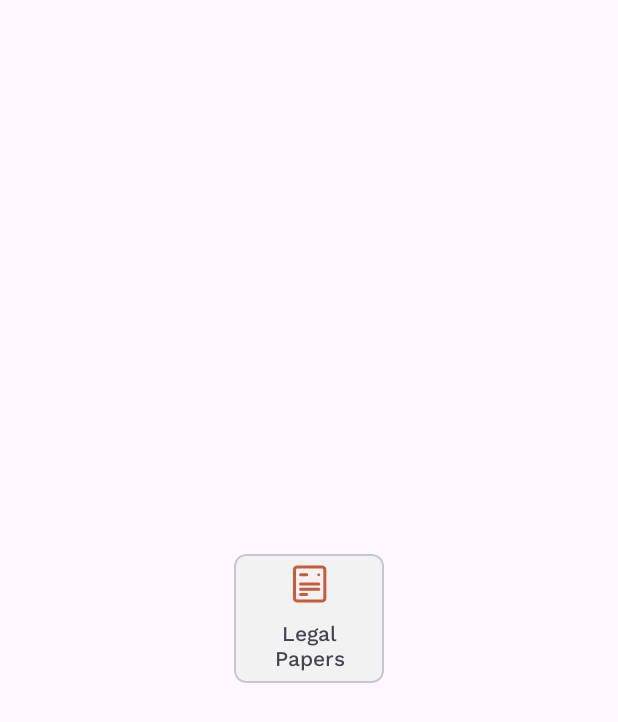
After one commit to 1405yuga/UI-Respository, an Android app: the layout card_service_item.xml on its own in the app's theme, with its tools: preview values and no code run, on a phone screen of 412 x 824 dp. The commit adds this screen. Shown: the top 722 px of the screen. Run offline under Robolectric (Android 15) with nearby library versions, the phone set to English and light mode, and no system bars.

Commit message:
created card for services item

```diff
--- /dev/null
+++ b/HomeHiveClone/app/src/main/res/drawable/quill_paper.xml
@@ -0,0 +1,18 @@
+<vector xmlns:android="http://schemas.android.com/apk/res/android"
+    android:width="33dp"
+    android:height="28dp"
+    android:viewportWidth="33"
+    android:viewportHeight="28">
+  <path
+      android:pathData="M10.956,7.875H14.956M10.956,14H22.956M10.956,17.5H22.956M10.956,21H14.956M8.956,25.375H24.956C25.486,25.375 25.995,25.191 26.37,24.862C26.745,24.534 26.956,24.089 26.956,23.625V4.375C26.956,3.911 26.745,3.466 26.37,3.138C25.995,2.809 25.486,2.625 24.956,2.625H8.956C8.425,2.625 7.916,2.809 7.541,3.138C7.166,3.466 6.956,3.911 6.956,4.375V23.625C6.956,24.089 7.166,24.534 7.541,24.862C7.916,25.191 8.425,25.375 8.956,25.375Z"
+      android:strokeLineJoin="round"
+      android:strokeWidth="2"
+      android:fillColor="#00000000"
+      android:strokeColor="#C65C3B"
+      android:strokeLineCap="round"/>
+  <path
+      android:strokeWidth="1"
+      android:pathData="M22.956,8.313C23.232,8.313 23.456,8.117 23.456,7.875C23.456,7.633 23.232,7.438 22.956,7.438C22.679,7.438 22.456,7.633 22.456,7.875C22.456,8.117 22.679,8.313 22.956,8.313Z"
+      android:fillColor="#000000"
+      android:strokeColor="#C65C3B"/>
+</vector>
--- /dev/null
+++ b/HomeHiveClone/app/src/main/res/layout/card_service_item.xml
@@ -0,0 +1,39 @@
+<?xml version="1.0" encoding="utf-8"?>
+<androidx.constraintlayout.widget.ConstraintLayout xmlns:android="http://schemas.android.com/apk/res/android"
+    xmlns:app="http://schemas.android.com/apk/res-auto"
+    android:layout_width="match_parent"
+    android:layout_height="match_parent">
+
+    <com.google.android.material.card.MaterialCardView
+        android:layout_width="wrap_content"
+        android:layout_height="wrap_content"
+        app:layout_constraintBottom_toBottomOf="parent"
+        app:layout_constraintEnd_toEndOf="parent"
+        app:layout_constraintStart_toStartOf="parent"
+        app:layout_constraintTop_toTopOf="parent"
+        android:backgroundTint="@color/service_card_bg"
+        app:cardCornerRadius="@dimen/search_card_radius">
+        <LinearLayout
+            android:layout_width="100dp"
+            android:layout_height="wrap_content"
+            android:orientation="vertical"
+            android:gravity="center|center_horizontal"
+            android:padding="6dp">
+            <ImageView
+                android:layout_width="wrap_content"
+                android:layout_height="wrap_content"
+                android:src="@drawable/quill_paper"/>
+            <TextView
+                android:layout_width="wrap_content"
+                android:layout_height="wrap_content"
+                android:gravity="center_horizontal|center"
+                android:textSize="@dimen/service_name_text"
+                android:text="Legal\nPapers"
+                android:fontFamily="@font/work_sans_medium"
+                android:layout_marginTop="@dimen/service_name_margin_top"
+                />
+
+        </LinearLayout>
+
+    </com.google.android.material.card.MaterialCardView>
+</androidx.constraintlayout.widget.ConstraintLayout>
--- a/HomeHiveClone/app/src/main/res/layout/fragment_home.xml
+++ b/HomeHiveClone/app/src/main/res/layout/fragment_home.xml
@@ -483,10 +483,7 @@
                 android:layout_height="wrap_content"
                 android:layout_marginVertical="12dp" />
 
-            <androidx.recyclerview.widget.RecyclerView
-                android:id="@+id/recyclerViewServices"
-                android:layout_width="wrap_content"
-                android:layout_height="wrap_content" />
+            <!-- todo : display services grid -->
 
             <com.google.android.material.card.MaterialCardView
                 android:layout_width="match_parent"
--- a/HomeHiveClone/app/src/main/res/values/colors.xml
+++ b/HomeHiveClone/app/src/main/res/values/colors.xml
@@ -16,6 +16,8 @@
     <color name="testinomial_card_bg">#F5F5F5</color>
     <color name="testinomial_numbering_bg">#E9A847</color>
 
+    <color name="service_card_bg">#F2F2F2</color>
+
     <color name="must_read_bg">#00B787</color>
 
 </resources>
--- a/HomeHiveClone/app/src/main/res/values/dimen.xml
+++ b/HomeHiveClone/app/src/main/res/values/dimen.xml
@@ -20,4 +20,7 @@
 
     <dimen name="testinomial_card_radius">8dp</dimen>
     <dimen name="testinomial_numbering_margin">4dp</dimen>
+
+    <dimen name="service_name_text">14sp</dimen>
+    <dimen name="service_name_margin_top">8dp</dimen>
 </resources>
```
Also changed, not shown: 1 other file.
